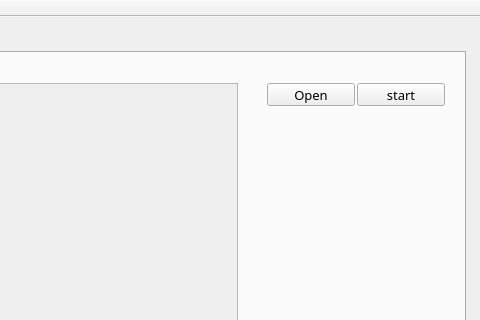
weifenglin/opencv, file Hi_Opencv/Hi_Opencv/Hi_Opencv.ui: the form before one commit; both pictures show x 585 to 1065 and y 0 to 320 of the 1065 by 581 pixel window.
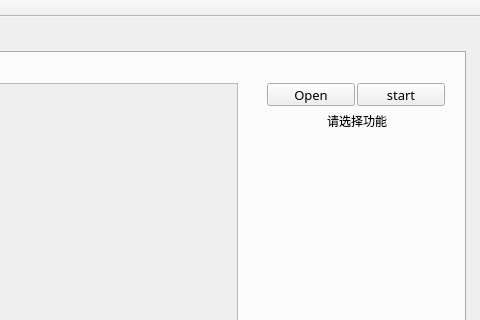
The form after the commit. Custom widgets are drawn as their Qt base class.

Patch:
```diff
--- a/Hi_Opencv/Hi_Opencv/Hi_Opencv.ui
+++ b/Hi_Opencv/Hi_Opencv/Hi_Opencv.ui
@@ -761,6 +761,19 @@
        <string>start</string>
       </property>
      </widget>
+     <widget class="QLabel" name="label_by1">
+      <property name="geometry">
+       <rect>
+        <x>910</x>
+        <y>60</y>
+        <width>61</width>
+        <height>16</height>
+       </rect>
+      </property>
+      <property name="text">
+       <string>请选择功能</string>
+      </property>
+     </widget>
     </widget>
    </widget>
   </widget>
```
Left out of the diff: 52 changed lines with no effect on the pictures.
